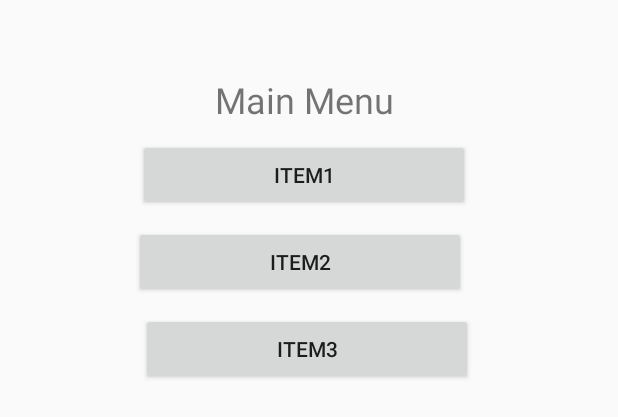
After one commit to JakeMuhlestein/Team7Project, an Android app: the layout fragment_menu.xml on its own in the app's theme, with its tools: preview values and no code run, on a phone screen of 412 x 824 dp. The commit adds this screen. Shown: the top 417 px of the screen. Run offline under Robolectric (Android 15) with nearby library versions, the phone set to English and light mode, and no system bars.

Commit message:
Transaction and Menu

```diff
--- a/app/build.gradle
+++ b/app/build.gradle
@@ -56,9 +56,10 @@ dependencies {
 
     // Test helpers
     testImplementation "androidx.room:room-testing:$room_version"
+    implementation 'androidx.recyclerview:recyclerview:1.0.0'
 }
 
 dependencies {
-    implementation 'androidx.legacy:legacy-support-v4:+'
-    implementation 'androidx.recyclerview:recyclerview:1.0.0'
+    implementation 'androidx.appcompat:appcompat:+'
+    implementation 'androidx.constraintlayout:constraintlayout:+'
 }
--- a/app/src/main/AndroidManifest.xml
+++ b/app/src/main/AndroidManifest.xml
@@ -9,7 +9,8 @@
         android:roundIcon="@mipmap/ic_launcher_round"
         android:supportsRtl="true"
         android:theme="@style/AppTheme">
-        <activity android:name=".view.Login"></activity>
+        <activity android:name=".view.FragmentContainer"></activity>
+        <activity android:name=".view.Login" />
         <activity android:name=".MainActivity">
             <intent-filter>
                 <action android:name="android.intent.action.MAIN" />
--- a/app/src/main/res/layout/activity_main.xml
+++ b/app/src/main/res/layout/activity_main.xml
@@ -1,5 +1,5 @@
 <?xml version="1.0" encoding="utf-8"?>
-<androidx.constraintlayout.widget.ConstraintLayout xmlns:android="http://schemas.android.com/apk/res/android"
+<androidx.constraintlayout.windget.ConstraintLayout xmlns:android="http://schemas.android.com/apk/res/android"
     xmlns:app="http://schemas.android.com/apk/res-auto"
     xmlns:tools="http://schemas.android.com/tools"
     android:layout_width="match_parent"
@@ -15,4 +15,4 @@
         app:layout_constraintRight_toRightOf="parent"
         app:layout_constraintTop_toTopOf="parent" />
 
-</androidx.constraintlayout.widget.ConstraintLayout>
+</androidx.constraintlayout.windget.ConstraintLayout>
--- /dev/null
+++ b/app/src/main/res/layout/fragment_menu.xml
@@ -0,0 +1,52 @@
+<?xml version="1.0" encoding="utf-8"?>
+<RelativeLayout xmlns:android="http://schemas.android.com/apk/res/android"
+    android:orientation="vertical" android:layout_width="match_parent"
+    android:layout_height="match_parent">
+
+
+    <TextView
+        android:id="@+id/menuTitle"
+        android:layout_width="wrap_content"
+        android:layout_height="wrap_content"
+        android:layout_alignParentTop="true"
+        android:layout_alignParentEnd="true"
+        android:layout_alignParentRight="true"
+        android:layout_centerHorizontal="true"
+        android:layout_marginTop="50dp"
+        android:layout_marginEnd="149dp"
+        android:text="@string/menu_title"
+        android:textSize="24sp" />
+
+    <Button
+        android:id="@+id/item1"
+        android:layout_width="221dp"
+        android:layout_height="wrap_content"
+        android:layout_below="@id/menuTitle"
+        android:layout_alignParentStart="true"
+        android:layout_centerHorizontal="true"
+        android:layout_marginStart="92dp"
+        android:layout_marginTop="10dp"
+        android:text="Item1" />
+
+    <Button
+        android:id="@+id/item2"
+        android:layout_width="221dp"
+        android:layout_height="wrap_content"
+        android:layout_below="@id/item1"
+        android:layout_alignParentStart="true"
+        android:layout_centerHorizontal="true"
+        android:layout_marginStart="89dp"
+        android:layout_marginTop="10dp"
+        android:text="Item2" />
+
+    <Button
+        android:id="@+id/item3"
+        android:layout_width="221dp"
+        android:layout_height="wrap_content"
+        android:layout_below="@id/item2"
+        android:layout_alignParentStart="true"
+        android:layout_centerHorizontal="true"
+        android:layout_marginStart="94dp"
+        android:layout_marginTop="10dp"
+        android:text="Item3" />
+</RelativeLayout>
```
Also changed, not shown: app/src/main/java/edu/byui/myapplication/view/FragmentContainer.java (added, +37 -0 lines), app/src/main/java/edu/byui/myapplication/view/FragmentMenuAdapter.java (added, +33 -0 lines), app/src/main/java/edu/byui/myapplication/view/MenuFragment.java (added, +39 -0 lines), app/src/main/java/edu/byui/myapplication/view/TransactionFragment.java (added, +7 -0 lines), app/src/main/res/layout/activity_fragment_container.xml (added, +16 -0 lines), app/src/main/res/layout/fragment_transaction.xml (added, +95 -0 lines), app/src/main/res/values/strings.xml (+8 -0 lines).
